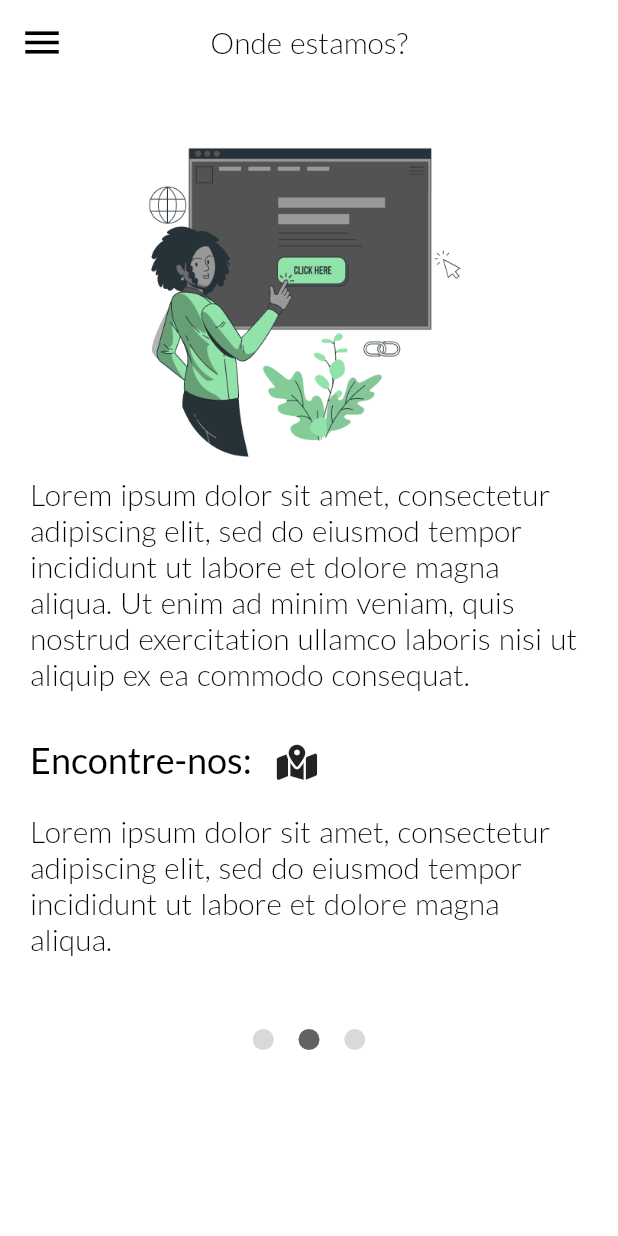
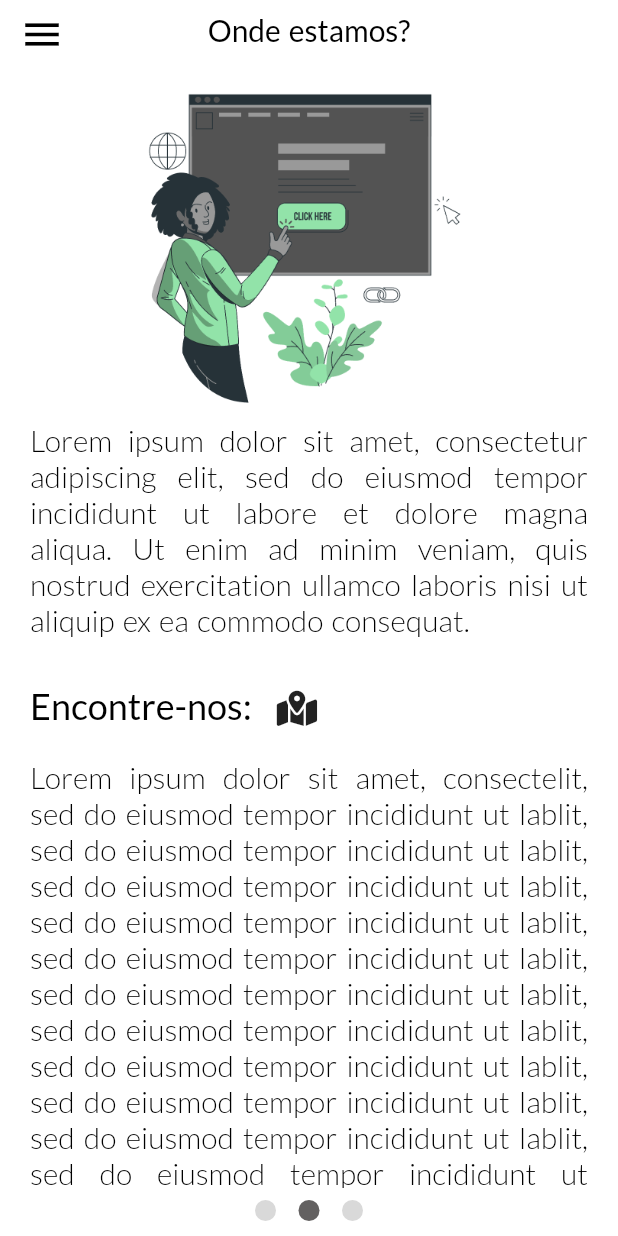
Before and after one commit to jpbrites/Nuceu-App, a Flutter app: the QuemSomos screen opened by its route, swiped to page 2, on a phone screen of 412 x 824 dp. Run offline on Flutter 3.47's test engine with Material 2 defaults, Android fonts, the light colour scheme and no system bars; our stand-ins replace cloud_firestore, email_validator, firebase_auth, firebase_core, fluttericon, font_awesome_flutter and 2 more; accounts and stored records are empty; statements that could not run were skipped.

Commit message:
corrige erros de overflow e scroll

```diff
--- a/lib/view/screens/quem_somos.dart
+++ b/lib/view/screens/quem_somos.dart
@@ -25,24 +25,26 @@ class _QuemSomosState extends State<QuemSomos> {
       Scaffold(
       drawer: const NavigationDrawer(),
       backgroundColor: Colors.white,
-      appBar: AppBar(
+      appBar: PreferredSize(
+        preferredSize: const Size.fromHeight(40),
+        child: AppBar(
           iconTheme: const IconThemeData(color: Colors.black, size: 30),
           backgroundColor: Colors.white,
           elevation: 0,
           centerTitle: true,
           title: Text(
             'Quem somos?',
-          style: Themes.latoLight(20),
+            style: Themes.latoRegular(20).copyWith(color: Colors.black),
+          ),
         ),
       ),
       body: Container(
         color: const Color.fromARGB(255, 255, 255, 255),
-        margin: const EdgeInsets.symmetric(
-          vertical: 20.0,
-          horizontal: 0.0,
+        margin: const EdgeInsets.only(
+          bottom: 22,
         ),
         padding: const EdgeInsets.all(10.0),
-        child: Column(children: [
+        child: ListView(children: [
           Stack(
             children: [
               SizedBox(
@@ -70,10 +72,11 @@ class _QuemSomosState extends State<QuemSomos> {
               Padding(
                 //falta centralizar
                 padding:
-                    EdgeInsets.only(left: 20, right: 20, top: 20, bottom: 20),
+                    EdgeInsets.only(left: 20, right: 20, top: 10, bottom: 10),
                 child: Text(
-                  "Lorem ipsum dolor sit amet, consectetur adipiscing elit, sed do eiusmod tempor incididunt ut labore et dolore magna aliqua. Ut enim ad minim veniam, quis nostrud exercitation ullamco laboris nisi ut aliquip ex ea commodo consequat.",
+                  "Lorem ipsum dolor sit amet, consectetur adipiscing elit, sed do eiusmod consectetur adipiscing elit, sed do eiusmod consectetur adipiscing elit, sed do eiusmod consectetur adipiscing elit, sed do eiusmod consectetur adipiscing elit, sed do eiusmod consectetur adipiscing elit, sed do eiusmod consectetur adipiscing elit, sed do eiusmod consectetur adipiscing elit, sed do eiusmod consectetur adipiscing elit, sed do eiusmod consectetur adipiscing elit, sed do eiusmod consectetur adipiscing elit, sed do eiusmod consectetur adipiscing elit, sed do eiusmod tempor incididunt ut labore et dolore magna aliqua. Ut enim ad minim veniam, quis nostrud exercitation ullamco laboris nisi ut aliquip ex ea commodo consequat.",
                   style: Themes.latoLight(20),
+                  textAlign: TextAlign.justify,
                 ),
               ),
               if (isLogged)
@@ -85,31 +88,28 @@ class _QuemSomosState extends State<QuemSomos> {
             ],
           ),
           Padding(
-            padding: EdgeInsets.only(left: 20, right: 155, top: 10, bottom: 0),
+            padding: EdgeInsets.only(left: 0, right: 0, top: 10, bottom: 0),
             child: Text(
               "Entre em contato!",
               style: Themes.latoBold(24),
+              textAlign: TextAlign.center,
             ),
           ),
           Padding(
             padding:
-                const EdgeInsets.only(left: 0, right: 20, top: 0, bottom: 0),
+                const EdgeInsets.only(left: 0, right: 0, top: 20, bottom: 0),
             child: Row(
               mainAxisAlignment: MainAxisAlignment.spaceEvenly,
               children: <Widget>[
                 Stack(
                   children: [
-                    Padding(
-                      padding: const EdgeInsets.only(
-                          left: 30, right: 10, top: 20, bottom: 0),
-                      child: IconBottomCard(
+                    IconBottomCard(
                       colorCard: const Color(0xFF92E3A9),
                       icon: Icons.whatsapp,
                       ontap: () {
                         launchExternalWebsite(
                             'https://wa.me/5587991592631?text=Falae+pc+lind%C3%A3o');
                       },
-                      ),
                     ),
                     if (isLogged)
                       AddButton(
@@ -121,16 +121,12 @@ class _QuemSomosState extends State<QuemSomos> {
                 ),
                 Stack(
                   children: [
-                    Padding(
-                      padding: const EdgeInsets.only(
-                          left: 20, right: 10, top: 20, bottom: 0),
-                      child: IconBottomCard(
+                    IconBottomCard(
                       colorCard: const Color(0xFFF99C66),
                       icon: Icons.phone,
                       ontap: () {
                         launchNuceuPhone();
                       },
-                      ),
                     ),
                     if (isLogged)
                       AddButton(
@@ -142,17 +138,13 @@ class _QuemSomosState extends State<QuemSomos> {
                 ),
                 Stack(
                   children: [
-                    Padding(
-                      padding: const EdgeInsets.only(
-                          left: 20, right: 10, top: 20, bottom: 0),
-                      child: IconBottomCard(
+                    IconBottomCard(
                       colorCard: const Color(0xFF82BCD7),
                       icon: FontAwesomeIcons.instagram,
                       ontap: () {
                         launchExternalWebsite(
                             'https://www.instagram.com/nuceu_univasf/');
                       },
-                      ),
                     ),
                     if (isLogged)
                       AddButton(
@@ -165,66 +157,61 @@ class _QuemSomosState extends State<QuemSomos> {
               ],
             ),
           ),
-          Padding(
-            padding:
-                const EdgeInsets.only(left: 0, right: 0, top: 38, bottom: 0),
-            child: Row(
-              mainAxisAlignment: MainAxisAlignment.spaceEvenly,
-              children: <Widget>[
-                Padding(
-                  padding:
-                  const EdgeInsets.only(left: 150, right: 0, top: 0, bottom: 0),
-                  child: CircleAvatar(
-                    radius: 7,
-                    backgroundColor: Color(0xFF636161),
-                  )
-                ),
-                Padding(
-                  padding:
-                  const EdgeInsets.only(left: 8, right: 8, top: 0, bottom: 0),
-                  child: CircleAvatar(
-                    radius: 7,
-                    backgroundColor: Color(0xFFD9D9D9),
-                  )
-                ),
-                Padding(
-                  padding:
-                  const EdgeInsets.only(left: 0, right: 150, top: 0, bottom: 0),
-                  child: CircleAvatar(
-                    radius: 7,
-                    backgroundColor: Color(0xFFD9D9D9),
-                  )
-                )
-
-
-              ]
-            )
-          )
         ]
         ),
       ),
+      extendBody: true,
+      bottomNavigationBar: Padding(
+        padding:
+            const EdgeInsets.only(left: 0, right: 0, top: 0, bottom: 10),
+        child: Row(
+          mainAxisAlignment: MainAxisAlignment.center,
+          children: const <Widget>[
+            CircleAvatar(
+              radius: 7,
+              backgroundColor: Color(0xFF636161),
             ),
+            Padding(padding: EdgeInsets.only(left: 15)),
+            CircleAvatar(
+              radius: 7,
+              backgroundColor: Color(0xFFD9D9D9),
+            ),
+            Padding(padding: EdgeInsets.only(right: 15)),
+            CircleAvatar(
+              radius: 7,
+              backgroundColor: Color(0xFFD9D9D9),
+            ),
+          ]
+            )
+          ),
+    ),
+
+    //A OUTRA PÁGINAAAAAAAAAAAAAAAAAAAAAAAAAAAAAAAA
     Scaffold(
       drawer: const NavigationDrawer(),
       backgroundColor: Colors.white,
-      appBar: AppBar(
+      appBar: PreferredSize(
+        preferredSize: const Size.fromHeight(40),
+        child: AppBar(
           iconTheme: const IconThemeData(color: Colors.black, size: 30),
           backgroundColor: Colors.white,
           elevation: 0,
           centerTitle: true,
           title: Text(
             'Onde estamos?',
-          style: Themes.latoLight(20),
+            style: Themes.latoRegular(20).copyWith(color: Colors.black),
+          ),
         ),
       ),
       body: Container(
         color: const Color.fromARGB(255, 255, 255, 255),
-        margin: const EdgeInsets.symmetric(
-          vertical: 20.0,
-          horizontal: 0.0,
+        margin: const EdgeInsets.only(
+          bottom: 22,
         ),
         padding: const EdgeInsets.all(10.0),
-        child: Column(children: [
+        child: ListView(
+          children: [
+            Column(children: [
               Padding(
               padding: EdgeInsets.only(left: 7, right: 20, top: 0, bottom: 0),
               child: Image.asset(
@@ -239,6 +226,7 @@ class _QuemSomosState extends State<QuemSomos> {
               child: Text(
                 "Lorem ipsum dolor sit amet, consectetur adipiscing elit, sed do eiusmod tempor incididunt ut labore et dolore magna aliqua. Ut enim ad minim veniam, quis nostrud exercitation ullamco laboris nisi ut aliquip ex ea commodo consequat.",
                 style: Themes.latoLight(20),
+                textAlign: TextAlign.justify,
               ),
             ),
             Padding(
@@ -269,52 +257,39 @@ class _QuemSomosState extends State<QuemSomos> {
             Padding(
               padding: EdgeInsets.all(10.0),
               child: Text(
-              "Lorem ipsum dolor sit amet, consectetur adipiscing elit, sed do eiusmod tempor incididunt ut labore et dolore magna aliqua.",
+                "Lorem ipsum dolor sit amet, consectelit, sed do eiusmod tempor incididunt ut lablit, sed do eiusmod tempor incididunt ut lablit, sed do eiusmod tempor incididunt ut lablit, sed do eiusmod tempor incididunt ut lablit, sed do eiusmod tempor incididunt ut lablit, sed do eiusmod tempor incididunt ut lablit, sed do eiusmod tempor incididunt ut lablit, sed do eiusmod tempor incididunt ut lablit, sed do eiusmod tempor incididunt ut lablit, sed do eiusmod tempor incididunt ut lablit, sed do eiusmod tempor incididunt ut labtur adipiscing elit, sed do eiusmod tempor incididunt ut labore et dolore magna aliqua.",
                 style: Themes.latoLight(20),
+                textAlign: TextAlign.justify,
               ),
             ),
-          Padding(
+              ]
+            ),
+          ],
+        ),
+    ),
+    extendBody: true,
+    bottomNavigationBar: Padding(
             padding:
-                const EdgeInsets.only(left: 0, right: 0, top: 38, bottom: 0),
+                const EdgeInsets.only(left: 0, right: 0, top: 0, bottom: 10),
             child: Row(
-              mainAxisAlignment: MainAxisAlignment.spaceEvenly,
-              children: <Widget>[
-                Padding(
-                  padding:
-                  const EdgeInsets.only(left: 150, right: 0, top: 0, bottom: 0),
-                  child: CircleAvatar(
+              mainAxisAlignment: MainAxisAlignment.center,
+              children: const <Widget>[
+                CircleAvatar(
+                  radius: 7,
+                  backgroundColor: Color(0xFFD9D9D9),
+                ),
+                Padding(padding: EdgeInsets.only(left: 15)),
+                CircleAvatar(
+                  radius: 7,
+                  backgroundColor: Color(0xFF636161),
+                ),
+                Padding(padding: EdgeInsets.only(right: 15)),
+                CircleAvatar(
                   radius: 7,
                   backgroundColor: Color(0xFFD9D9D9),
                 )
-                ),
-                Padding(
-                  padding:
-                  const EdgeInsets.only(left: 8, right: 8, top: 0, bottom: 0),
-                  child: CircleAvatar(
-                    radius: 7,
-                    backgroundColor: Color(0xFF636161),
-                  )
-                ),
-                Padding(
-                  padding:
-                  const EdgeInsets.only(left: 0, right: 150, top: 0, bottom: 0),
-                  child: CircleAvatar(
-                    radius: 7,
-                    backgroundColor: Color(0xFFD9D9D9),
-                  )
-                )
-
-
-
-
               ]
             )
-          )
-
-
-
-      ]
-    ),
           ),
     ),
       ]
```
Lines whose indentation alone changed are shown as unchanged.
